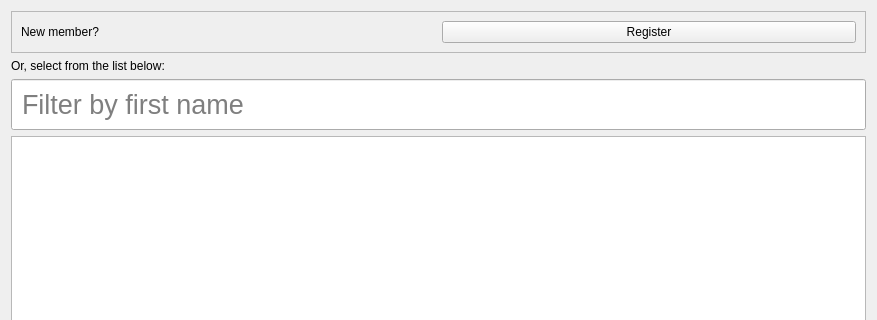
simophin/game-matcher-qt, file src/MemberSelectDialog.ui: the form before one commit; both pictures show x 0 to 877 and y 0 to 320 of the 877 by 683 pixel window.
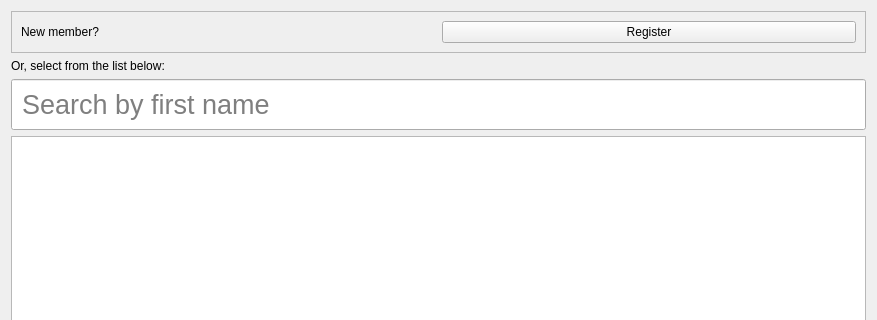
The form after the commit.

```diff
--- a/src/MemberSelectDialog.ui
+++ b/src/MemberSelectDialog.ui
@@ -64,7 +64,7 @@
       <string notr="true">padding: 8px</string>
      </property>
      <property name="placeholderText">
-      <string>Filter by first name</string>
+      <string>Search by first name</string>
      </property>
      <property name="clearButtonEnabled">
       <bool>true</bool>
```
Left out of the diff: 5 changed lines with no effect on the pictures.
